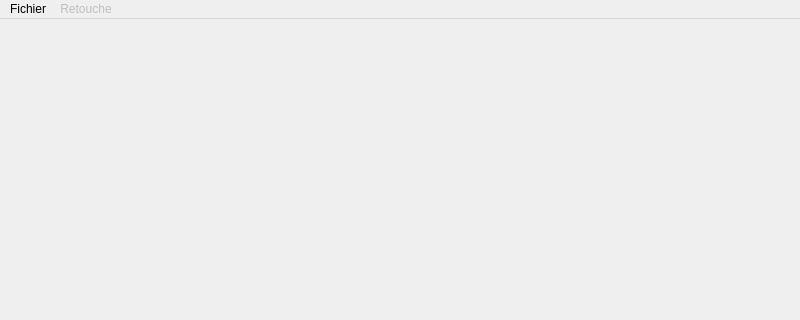
This is mainwindowmenu.ui in sykom1/Projet_IHM as Qt 5 draws it before an edit; both pictures show x 0 to 800 and y 0 to 320 of the 800 by 600 pixel window. The edited form follows.
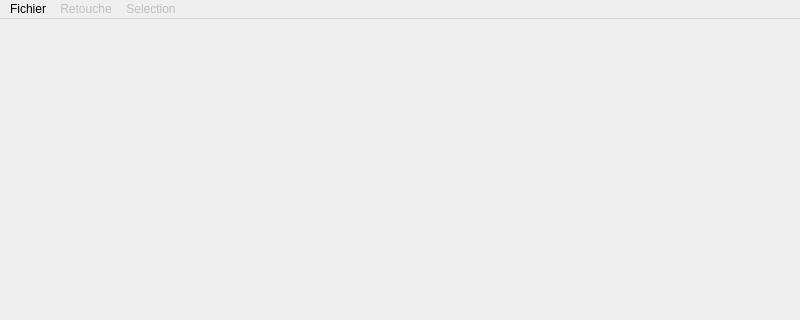
This is the edited form.

The edit to the form file:
```diff
--- a/mainwindowmenu.ui
+++ b/mainwindowmenu.ui
@@ -20,7 +20,7 @@
      <x>0</x>
      <y>0</y>
      <width>800</width>
-     <height>22</height>
+     <height>20</height>
     </rect>
    </property>
    <widget class="QMenu" name="menuFile">
@@ -43,8 +43,19 @@
     <addaction name="actionRedimensionnement"/>
     <addaction name="actionRogner"/>
    </widget>
+   <widget class="QMenu" name="menuSelection">
+    <property name="enabled">
+     <bool>false</bool>
+    </property>
+    <property name="title">
+     <string>Selection</string>
+    </property>
+    <addaction name="actionRectangle"/>
+    <addaction name="actionCercle"/>
+   </widget>
    <addaction name="menuFile"/>
    <addaction name="menuRetouche"/>
+   <addaction name="menuSelection"/>
   </widget>
   <widget class="QStatusBar" name="statusbar"/>
   <action name="actionOpenImage">
```
Left out of the diff: 16 changed lines with no effect on the pictures.
